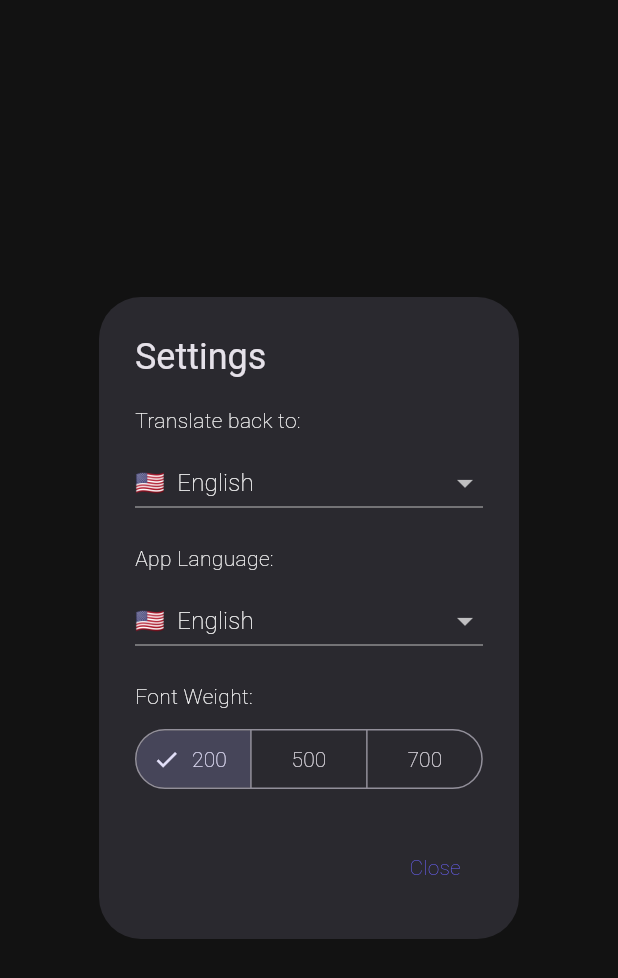
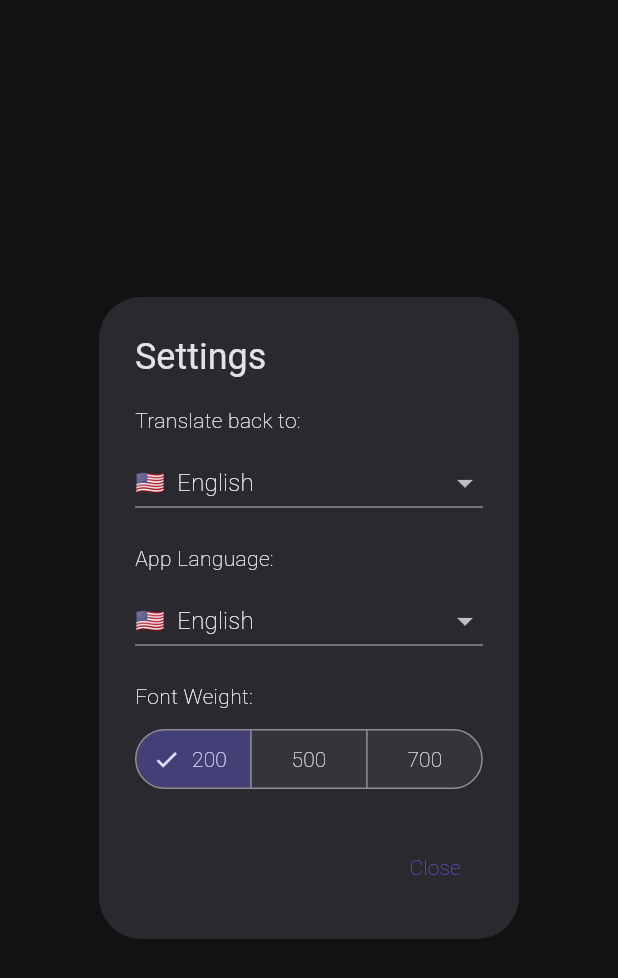
Before and after one commit to tantaihaha4487/lang-take-app, a Flutter app: the _SettingsDialog widget shown alone on an empty page, opened directly, on a phone screen of 412 x 824 dp. Shown: the top 978 px of the screen. Run offline on Flutter 3.47's test engine with Material 3 defaults, Android fonts, the phone set to English and light mode, and no system bars; our stand-ins replace camera, flutter_image_compress, flutter_riverpod, flutter_tts, google_fonts, google_generative_ai and 4 more; accounts and stored records are empty; Roboto replaces fonts that are missing (Kanit).

Commit message:
feat: Upgrade Gemini model to `gemini-2.5-flash` with JSON output and temperature configuration, refine prompt for single subject native script translation, and add custom styling to camera screen toggle buttons.

```diff
--- a/lib/features/camera/camera_screen.dart
+++ b/lib/features/camera/camera_screen.dart
@@ -866,6 +866,14 @@ class _SettingsDialog extends ConsumerWidget {
       onSelectionChanged: (newSelection) {
         ref.read(fontWeightProvider.notifier).setWeight(newSelection.first);
       },
+      style: ButtonStyle(
+        backgroundColor: WidgetStateProperty.resolveWith<Color>((states) {
+          if (states.contains(WidgetState.selected)) {
+            return Theme.of(ref.context).colorScheme.primaryContainer;
+          }
+          return Theme.of(ref.context).colorScheme.surfaceContainerHighest;
+        }),
+      ),
     );
   }
 
```
Also changed, not shown: lib/core/services/gemini_service.dart (+19 -23 lines).
